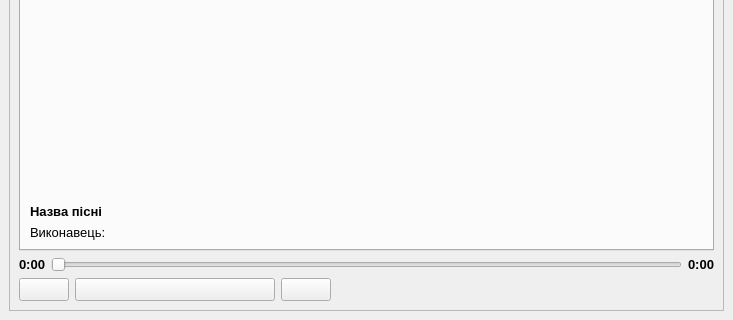
VitalikLutsyshyn/Music-player, file untitled.ui: the form before one commit; both pictures show x 0 to 733 and y 508 to 828 of the 733 by 828 pixel window.
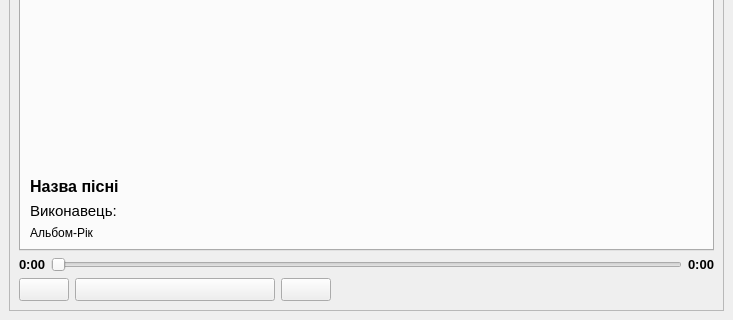
The form after the commit. The open tabs and pages were chosen to show the change. Icons and pictures are not drawn.

Diff of the .ui file:
```diff
--- a/untitled.ui
+++ b/untitled.ui
@@ -116,6 +116,7 @@
                </property>
                <property name="font">
                 <font>
+                 <pointsize>12</pointsize>
                  <kerning>true</kerning>
                 </font>
                </property>
@@ -140,6 +141,7 @@
                </property>
                <property name="font">
                 <font>
+                 <pointsize>11</pointsize>
                  <weight>50</weight>
                  <bold>false</bold>
                 </font>
@@ -149,6 +151,20 @@
                </property>
               </widget>
              </item>
+             <item>
+              <widget class="QLabel" name="album_year">
+               <property name="font">
+                <font>
+                 <pointsize>9</pointsize>
+                 <weight>50</weight>
+                 <bold>false</bold>
+                </font>
+               </property>
+               <property name="text">
+                <string>Альбом-Рік</string>
+               </property>
+              </widget>
+             </item>
             </layout>
            </item>
           </layout>
```
